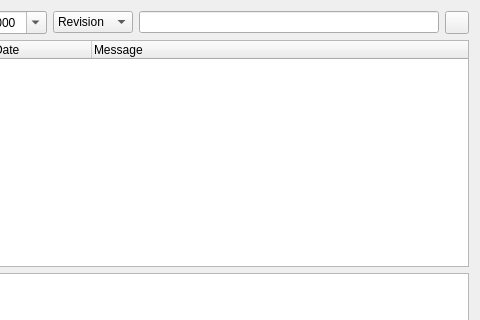
Before: the Qt Designer form Plugins/VcsPlugins/vcsSubversion/SvnLogBrowserDialog.ui in testmana2/test, drawn with Qt 5; both pictures show x 220 to 700 and y 0 to 320 of the 700 by 800 pixel window.
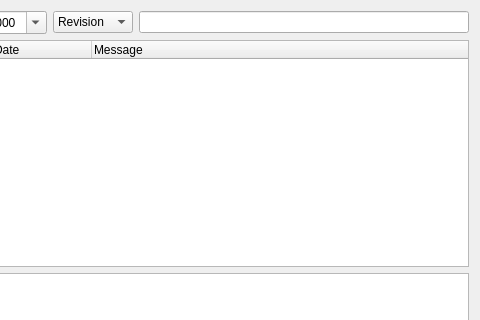
After: the same form once the commit is applied. Custom widgets are drawn as their Qt base class.

Commit message: Changed a bunch of forms to use the E5ClearableLineEdit and E5ClearableComboBox.

What changed in the file:
```diff
--- a/Plugins/VcsPlugins/vcsSubversion/SvnLogBrowserDialog.ui
+++ b/Plugins/VcsPlugins/vcsSubversion/SvnLogBrowserDialog.ui
@@ -82,13 +82,6 @@
        </property>
       </widget>
      </item>
-     <item>
-      <widget class="QToolButton" name="clearRxEditButton">
-       <property name="text">
-        <string/>
-       </property>
-      </widget>
-     </item>
     </layout>
    </item>
    <item>
@@ -378,6 +371,13 @@
    </item>
   </layout>
  </widget>
+ <customwidgets>
+  <customwidget>
+   <class>E5ClearableLineEdit</class>
+   <extends>QLineEdit</extends>
+   <header>E5Gui/E5LineEdit.h</header>
+  </customwidget>
+ </customwidgets>
  <tabstops>
   <tabstop>fromDate</tabstop>
   <tabstop>toDate</tabstop>
```
Left out of the diff: 3 changed lines with no effect on the pictures. The commit also changes 61 other files.
